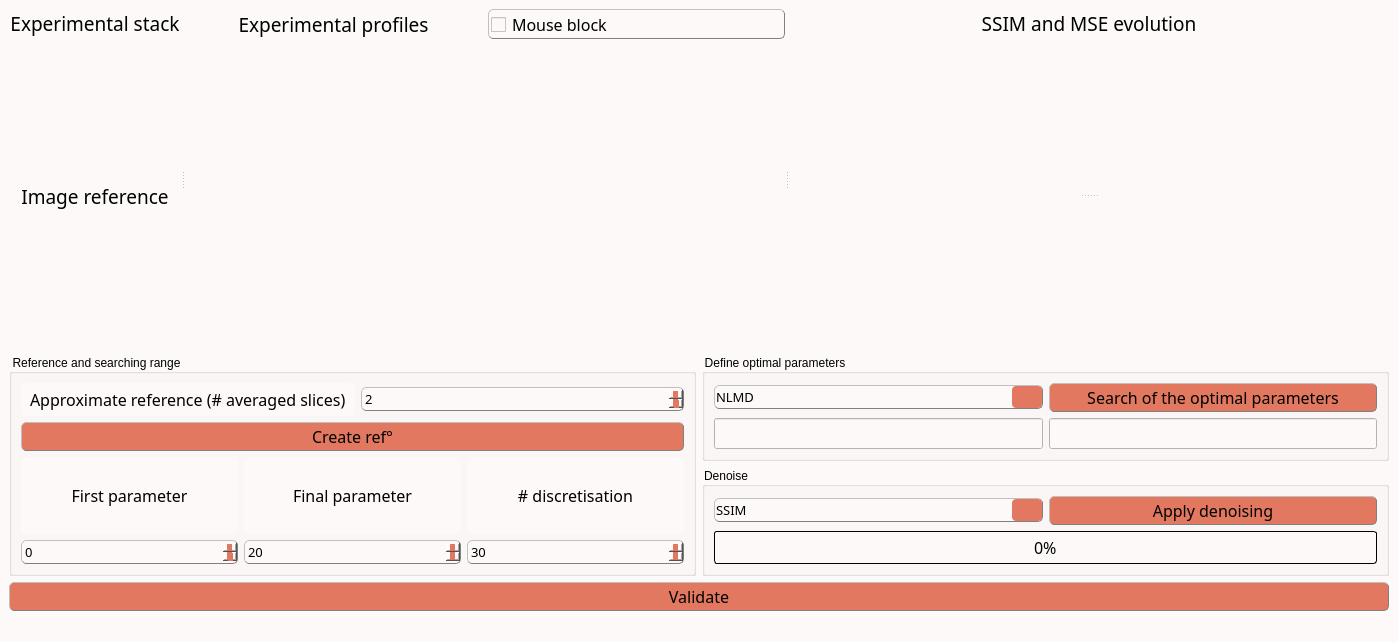
Above: inichord/Auto_Denoising.ui from Cyril-Langlois/iniCHORD before the change. Below: the same form after it.
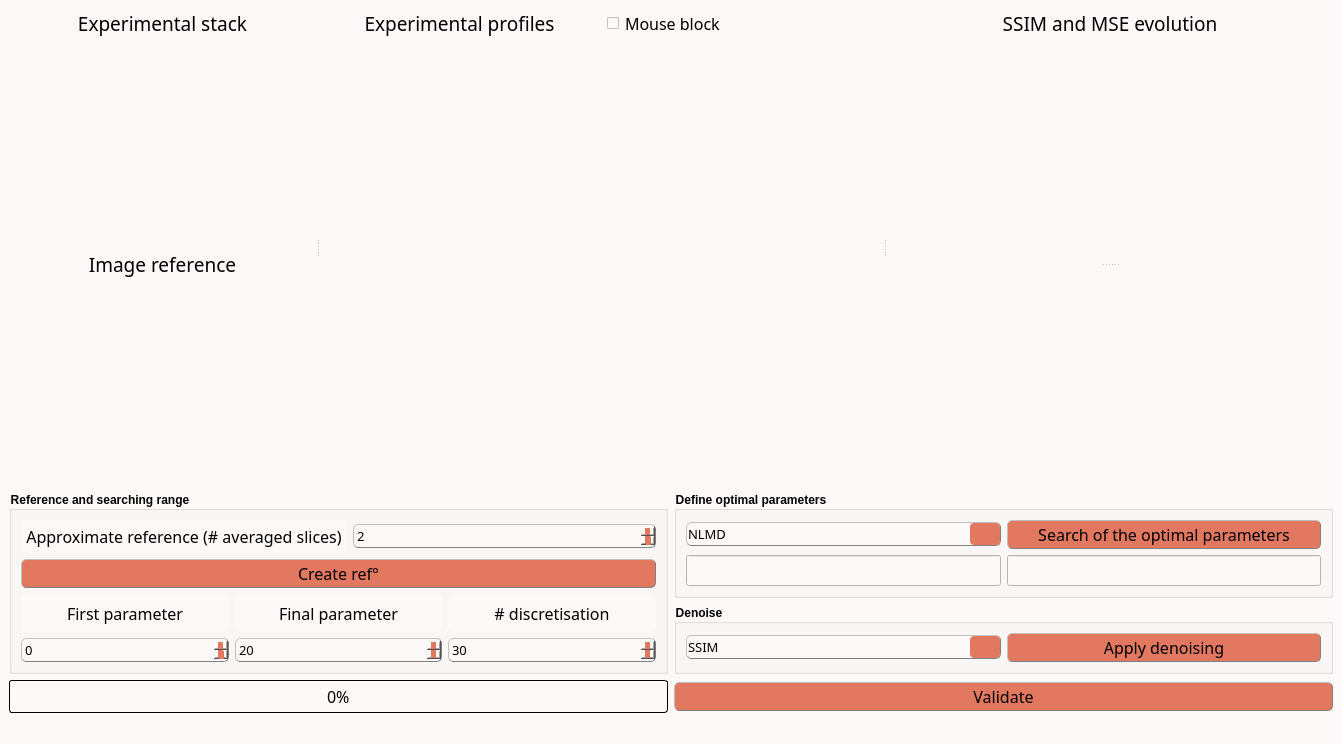
That is the form after the change. Icons and pictures are not drawn. Custom widgets are drawn as their Qt base class.

```diff
--- a/inichord/Auto_Denoising.ui
+++ b/inichord/Auto_Denoising.ui
@@ -7,7 +7,7 @@
     <x>0</x>
     <y>0</y>
     <width>1342</width>
-    <height>612</height>
+    <height>713</height>
    </rect>
   </property>
   <property name="windowTitle">
@@ -30,13 +30,13 @@
 QLabel, QPushButton, QPushButton:hover, QCheckBox, QComboBox, Line, QTextEdit, QSpinBox {color: rgb(0, 0, 0)}
 
 /* style des bordures 1 */
-QLabel, QPushButton, QPushButton:hover, QCheckBox, QComboBox, QSpinBox  {
+QLabel, QPushButton, QPushButton:hover, QComboBox, QSpinBox  {
 	border-style : outset;
 	min-width : 5em;
 }
 
 /* style des bordures 2 */
-QPushButton, QPushButton:hover, QCheckBox, QComboBox, QSpinBox  {
+QPushButton, QPushButton:hover, QComboBox, QSpinBox  {
 	border-radius: 5px;
 	border-width: 1px;
 	border-color: gray;
@@ -56,8 +56,8 @@
 
 /* Gestion taille des QCheckBoxes */
 QCheckBox::indicator:unchecked, QCheckBox::indicator:unchecked:hover, QCheckBox::indicator:checked, QCheckBox::indicator:checked:hover  {
-	width :15px;
-	height : 15px;
+	width :12px;
+	height : 12px;
 }
 
 QLabel {
@@ -143,26 +143,15 @@
     height: 22px;
 }
 
-QSlider::groove:horizontal {
-    border: 1px solid #999999;
-    height: 5px; /* the groove expands to the size of the slider by default. by giving it a height, it has a fixed size */
-    background-color: rgb(0, 0, 0);
-    margin: 2px 0;
-}
-
-QSlider::handle:horizontal {
-    border: 1px solid #5c5c5c;
-    width: 25px;
-    height: 40px;
-    margin: -10px 0; /* handle is placed by default on the contents rect of the groove. Expand outside the groove */
-    border-radius: 3px;
+QGroupBox {
+    font-weight: bold;
 }</string>
   </property>
   <widget class="QWidget" name="centralwidget">
    <property name="styleSheet">
     <string notr="true"/>
    </property>
-   <layout class="QHBoxLayout" name="horizontalLayout">
+   <layout class="QHBoxLayout" name="horizontalLayout_4">
     <item>
      <layout class="QVBoxLayout" name="verticalLayout_8">
       <item>
@@ -374,6 +363,12 @@
               <verstretch>0</verstretch>
              </sizepolicy>
             </property>
+            <property name="minimumSize">
+             <size>
+              <width>0</width>
+              <height>200</height>
+             </size>
+            </property>
            </widget>
           </item>
           <item>
@@ -578,6 +573,12 @@
               <verstretch>0</verstretch>
              </sizepolicy>
             </property>
+            <property name="minimumSize">
+             <size>
+              <width>0</width>
+              <height>200</height>
+             </size>
+            </property>
            </widget>
           </item>
          </layout>
@@ -811,8 +812,8 @@
             </property>
             <property name="minimumSize">
              <size>
-              <width>600</width>
-              <height>150</height>
+              <width>300</width>
+              <height>200</height>
              </size>
             </property>
            </widget>
@@ -1029,8 +1030,8 @@
              </property>
              <property name="minimumSize">
               <size>
-               <width>600</width>
-               <height>150</height>
+               <width>250</width>
+               <height>200</height>
               </size>
              </property>
             </widget>
@@ -1043,8 +1044,8 @@
              </property>
              <property name="minimumSize">
               <size>
-               <width>600</width>
-               <height>150</height>
+               <width>250</width>
+               <height>200</height>
               </size>
              </property>
             </widget>
@@ -1101,6 +1102,9 @@
                    <property name="text">
                     <string>Approximate reference (# averaged slices)</string>
                    </property>
+                   <property name="alignment">
+                    <set>Qt::AlignCenter</set>
+                   </property>
                   </widget>
                  </item>
                  <item>
@@ -1469,6 +1473,9 @@
                    <property name="toolTip">
                     <string>&lt;html&gt;&lt;head/&gt;&lt;body&gt;&lt;p&gt;&lt;span style=&quot; font-size:11pt;&quot;&gt;Best denoising parameter from SSIM indice&lt;/span&gt;&lt;/p&gt;&lt;/body&gt;&lt;/html&gt;</string>
                    </property>
+                   <property name="readOnly">
+                    <bool>true</bool>
+                   </property>
                   </widget>
                  </item>
                  <item>
@@ -1485,6 +1492,9 @@
                    <property name="toolTip">
                     <string>&lt;html&gt;&lt;head/&gt;&lt;body&gt;&lt;p&gt;&lt;span style=&quot; font-size:11pt;&quot;&gt;Best denoising parameter from MSE indice&lt;/span&gt;&lt;/p&gt;&lt;/body&gt;&lt;/html&gt;</string>
                    </property>
+                   <property name="readOnly">
+                    <bool>true</bool>
+                   </property>
                   </widget>
                  </item>
                 </layout>
@@ -1565,6 +1575,17 @@
                  </item>
                 </layout>
                </item>
+              </layout>
+             </widget>
+            </item>
+           </layout>
+          </item>
+         </layout>
+        </item>
+       </layout>
+      </item>
+      <item>
+       <layout class="QHBoxLayout" name="horizontalLayout">
                <item>
                 <widget class="QProgressBar" name="progressBar">
                  <property name="minimumSize">
@@ -1589,13 +1610,6 @@
                   <number>0</number>
                  </property>
                 </widget>
-               </item>
-              </layout>
-             </widget>
-            </item>
-           </layout>
-          </item>
-         </layout>
         </item>
         <item>
          <widget class="QPushButton" name="Validate_button">
```
Lines whose indentation alone changed are shown as unchanged.
